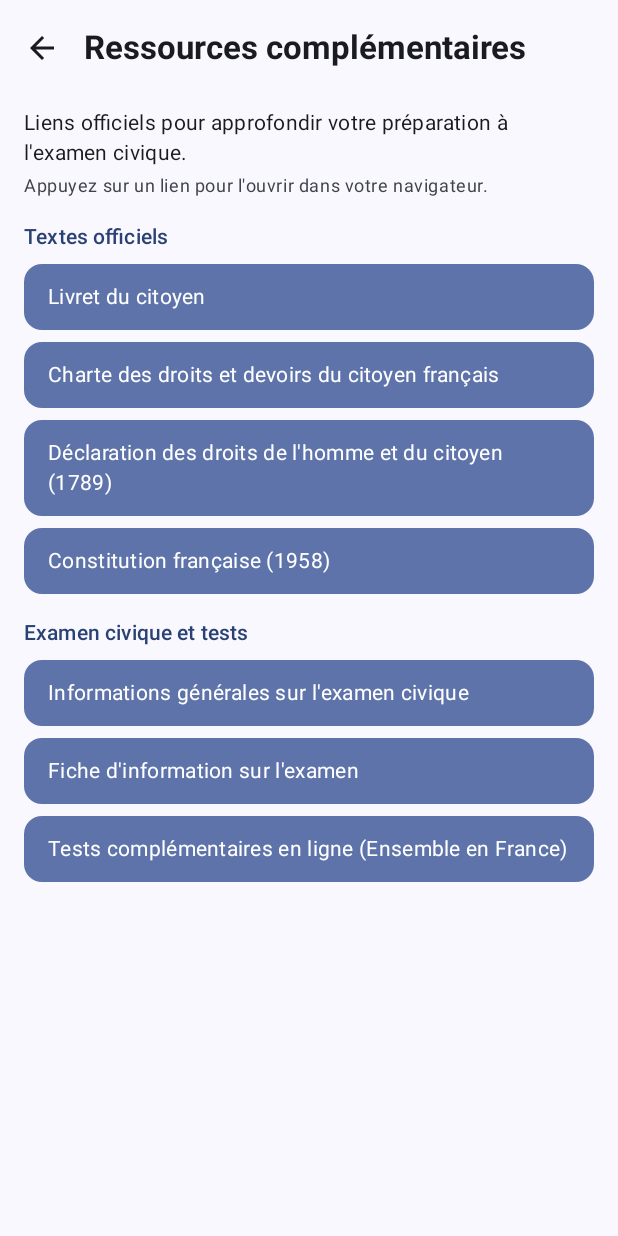
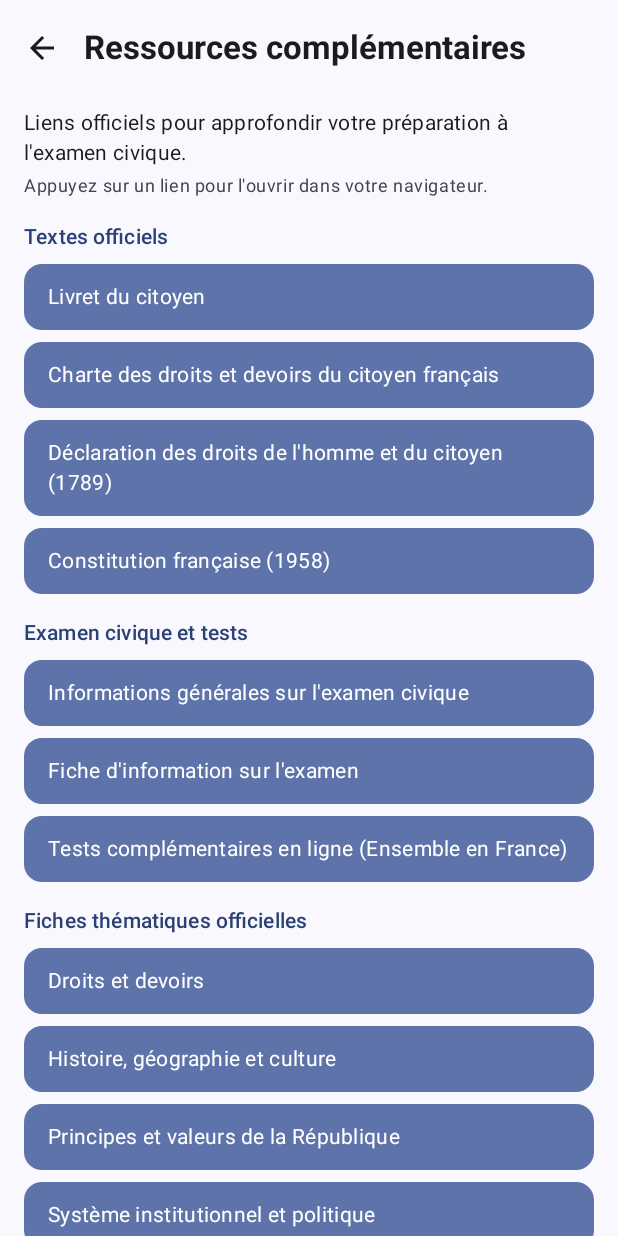
Before and after one commit to borisboiakki/QCM_France, an Android app built with Jetpack Compose: the ResourcesScreen screen opened through its navigation route, on a phone screen of 412 x 824 dp. Run offline under Robolectric (Android 15) with nearby library versions, the phone set to English and light mode, and no system bars; our stand-ins replace Dagger/Hilt's generated code; network calls fail; pictures from the network do not load.

Commit message:
Ajout section « Fiches thématiques officielles » dans les Ressources
Ajoute une section avec les 5 fiches thématiques officielles du site
formation-civique.interieur.gouv.fr, reprenant l'intitulé des 5 thèmes
tels qu'affichés sur le site du ministère.

Co-Authored-By: Claude Opus 4.8 <noreply@anthropic.com>
Claude-Session: https://claude.ai/code/session_019srT7Wg5i8FpcfLMYV8urp

```diff
--- a/app/src/main/java/com/example/qcmfrance/ui/screen/ResourcesScreen.kt
+++ b/app/src/main/java/com/example/qcmfrance/ui/screen/ResourcesScreen.kt
@@ -70,6 +70,31 @@ private val LINK_SECTIONS = listOf(
             ExternalLink(
                 labelRes = R.string.help_link_quiz,
                 url = "https://www.ensemble-en-france.org/quiz-examen-civique-gratuit-debutant/"
+            ),
+        )
+    ),
+    LinkSection(
+        titleRes = R.string.resources_section_sheets,
+        links = listOf(
+            ExternalLink(
+                labelRes = R.string.help_link_sheet_droits,
+                url = "https://formation-civique.interieur.gouv.fr/fiches-par-thematiques/droits-et-devoirs/"
+            ),
+            ExternalLink(
+                labelRes = R.string.help_link_sheet_histoire,
+                url = "https://formation-civique.interieur.gouv.fr/fiches-par-thematiques/histoire-geographie-et-culture/"
+            ),
+            ExternalLink(
+                labelRes = R.string.help_link_sheet_principes,
+                url = "https://formation-civique.interieur.gouv.fr/fiches-par-thematiques/principes-et-valeurs-de-la-republique/"
+            ),
+            ExternalLink(
+                labelRes = R.string.help_link_sheet_systeme,
+                url = "https://formation-civique.interieur.gouv.fr/fiches-par-thematiques/systeme-institutionnel-et-politique/"
+            ),
+            ExternalLink(
+                labelRes = R.string.help_link_sheet_societe,
+                url = "https://formation-civique.interieur.gouv.fr/fiches-par-thematiques/vivre-dans-la-societe-fran%C3%A7aise/"
             ),
         )
     ),
--- a/app/src/main/res/values/strings.xml
+++ b/app/src/main/res/values/strings.xml
@@ -40,6 +40,7 @@
     <string name="resources_hint">Appuyez sur un lien pour l\'ouvrir dans votre navigateur.</string>
     <string name="resources_section_texts">Textes officiels</string>
     <string name="resources_section_exam">Examen civique et tests</string>
+    <string name="resources_section_sheets">Fiches thématiques officielles</string>
 
     <!-- Examen -->
     <string name="quiz_question_counter">Question %1$d / %2$d</string>
@@ -195,6 +196,11 @@
     <string name="help_link_charter">Charte des droits et devoirs du citoyen français</string>
     <string name="help_link_declaration">Déclaration des droits de l\'homme et du citoyen (1789)</string>
     <string name="help_link_constitution">Constitution française (1958)</string>
+    <string name="help_link_sheet_droits">Droits et devoirs</string>
+    <string name="help_link_sheet_histoire">Histoire, géographie et culture</string>
+    <string name="help_link_sheet_principes">Principes et valeurs de la République</string>
+    <string name="help_link_sheet_systeme">Système institutionnel et politique</string>
+    <string name="help_link_sheet_societe">Vivre dans la société française</string>
 
     <!-- Succès (achievements) -->
     <string name="achievements_title">Succès</string>
```
